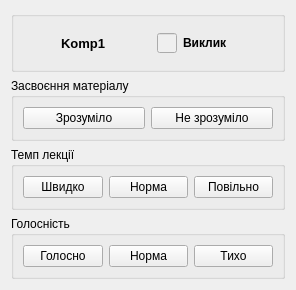
Above: frmclient.ui from Kolizej/LessonControl before the change. Below: the same form after it.
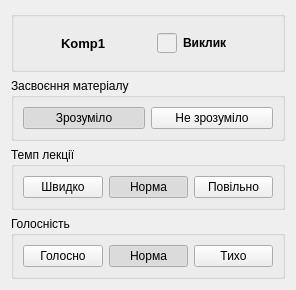
That is the form after the change. Icons and pictures are not drawn.

Commit message: подправил кнопки

What changed in the file:
```diff
--- a/frmclient.ui
+++ b/frmclient.ui
@@ -158,7 +158,7 @@
          <bool>true</bool>
         </property>
         <property name="checked">
-         <bool>false</bool>
+         <bool>true</bool>
         </property>
        </widget>
       </item>
@@ -211,6 +211,9 @@
         <property name="checkable">
          <bool>true</bool>
         </property>
+        <property name="checked">
+         <bool>true</bool>
+        </property>
        </widget>
       </item>
       <item row="0" column="2">
@@ -262,6 +265,9 @@
         <property name="checkable">
          <bool>true</bool>
         </property>
+        <property name="checked">
+         <bool>true</bool>
+        </property>
        </widget>
       </item>
       <item row="0" column="2">
```
Left out of the diff: 20 changed lines with no effect on the pictures. The commit also changes 5 other files.
